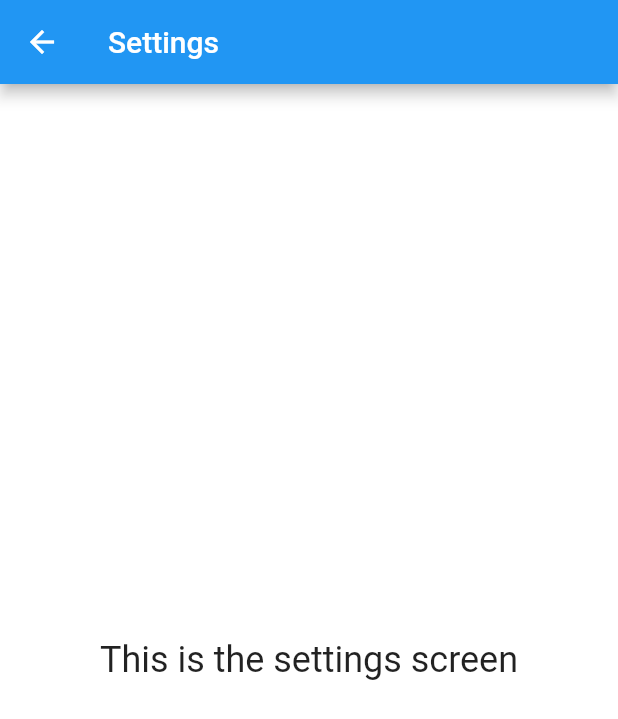
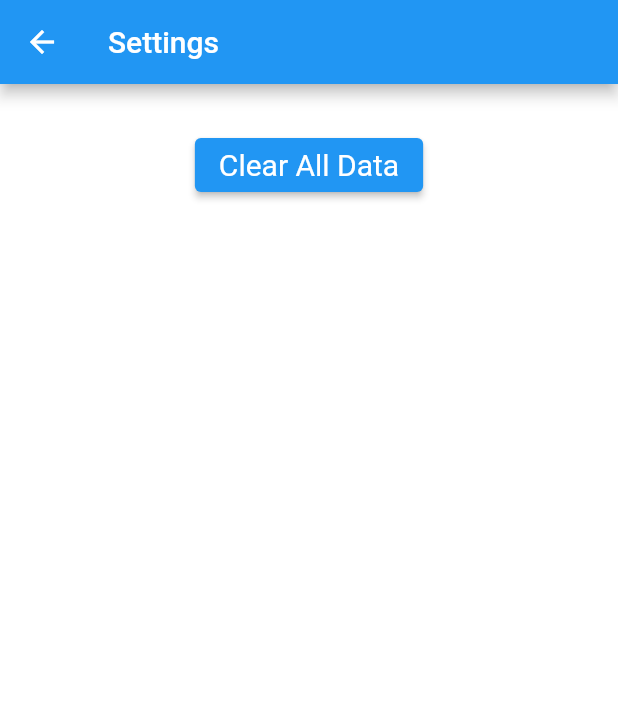
Before and after one commit to yplog/kutimo, a Flutter app: the SettingScreen screen opened directly, on a phone screen of 412 x 824 dp. Shown: the top 719 px of the screen. Run offline on Flutter 3.47's test engine with Material 2 defaults, Android fonts, the phone set to English and light mode, and no system bars; our stand-ins replace hive, hive_flutter; accounts and stored records are empty.

Commit message:
added settings_screen clear data button

```diff
--- a/lib/screens/settings_screen.dart
+++ b/lib/screens/settings_screen.dart
@@ -10,16 +10,25 @@ class SettingScreen extends StatefulWidget {
 class _SettingScreenState extends State<SettingScreen> {
   @override
   Widget build(BuildContext context) {
+    final ButtonStyle style =
+    ElevatedButton.styleFrom(textStyle: const TextStyle(fontSize: 20));
+
     return Scaffold(
       backgroundColor: const Color(0xffffffff),
       appBar: AppBar(
         title: const Text('Settings'),
       ),
-      body: const Center(
-        child: Text(
-          'This is the settings screen',
-          style: TextStyle(fontSize: 24),
-        ),
+      body: Column(
+        children: [
+          const SizedBox(height: 30),
+          Center(
+            child: ElevatedButton(
+              style: style,
+              onPressed: () {},
+              child: const Text('Clear All Data'),
+            )
+          ),
+        ],
       ),
     );
   }
```
